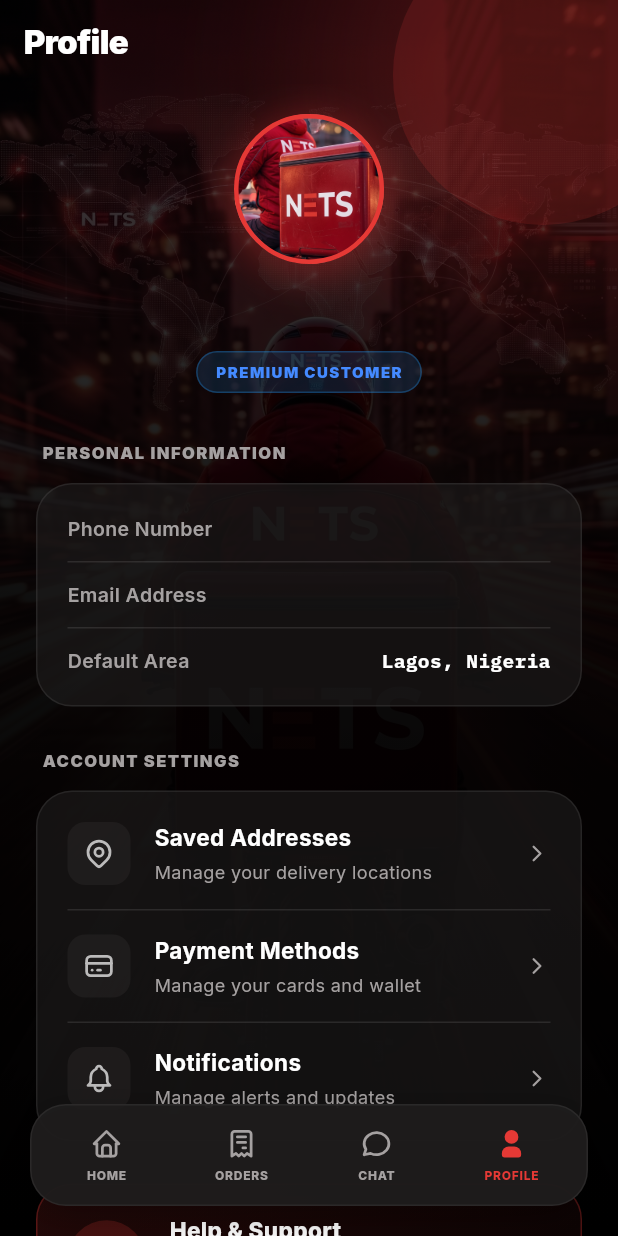
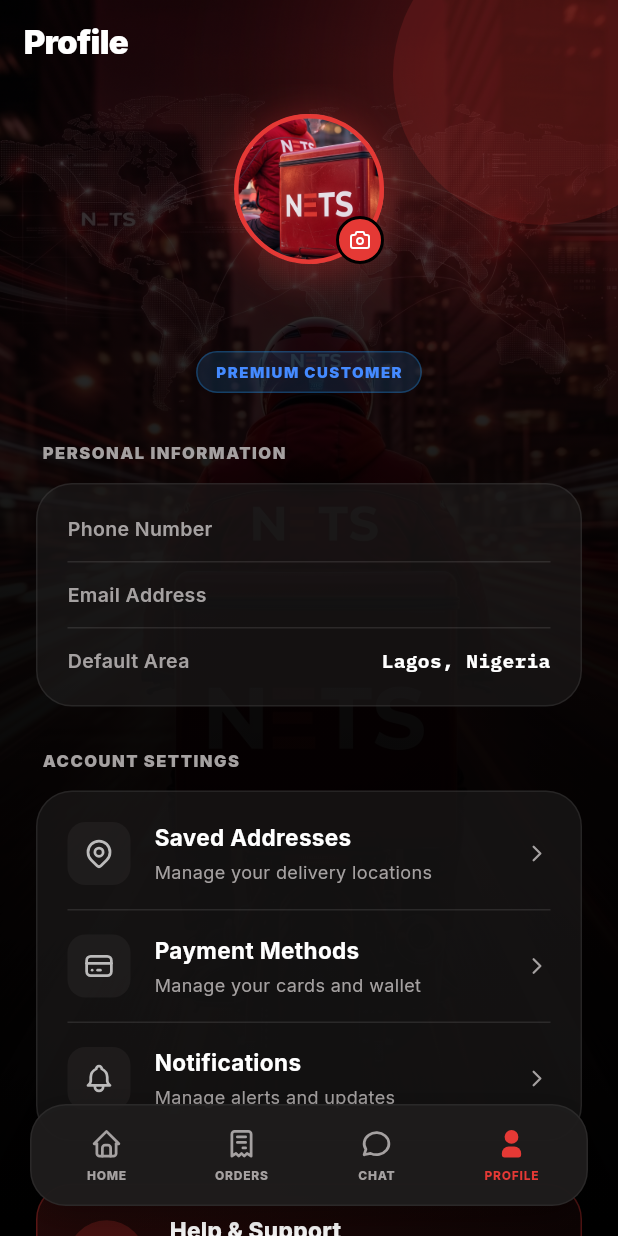
Before and after one commit to ifeanyireed/nets_dispatch, a Flutter app: the ProfileScreen screen opened by its route, on a phone screen of 412 x 824 dp. Run offline on Flutter 3.47's test engine with Material 3 defaults, Android fonts, the phone set to English and light mode, and no system bars; our stand-ins replace flutter_map, flutter_tabler_icons, geolocator, image_picker, latlong2, shared_preferences; accounts and stored records are empty.

Commit message:
feat: add photo edit placeholder on avatars across all three apps

```diff
--- a/customer_app/lib/screens/profile_screen.dart
+++ b/customer_app/lib/screens/profile_screen.dart
@@ -111,6 +111,8 @@ class _ProfileScreenState extends State<ProfileScreen> {
                   Center(
                     child: Column(
                       children: [
+                        Stack(
+                          children: [
                             Container(
                               width: 100,
                               height: 100,
@@ -130,6 +132,30 @@ class _ProfileScreenState extends State<ProfileScreen> {
                                   fit: BoxFit.cover,
                                 ),
                               ),
+                            ),
+                            Positioned(
+                              bottom: 0,
+                              right: 0,
+                              child: GestureDetector(
+                                onTap: () {
+                                  // TODO: Handle photo update
+                                },
+                                child: Container(
+                                  padding: const EdgeInsets.all(6),
+                                  decoration: BoxDecoration(
+                                    color: AppTheme.primaryRed,
+                                    shape: BoxShape.circle,
+                                    border: Border.all(color: Colors.black, width: 2),
+                                  ),
+                                  child: const Icon(
+                                    TablerIcons.camera,
+                                    color: Colors.white,
+                                    size: 16,
+                                  ),
+                                ),
+                              ),
+                            ),
+                          ],
                         ),
                         const SizedBox(height: 16),
                         Text(
```
Also changed, not shown: rider_app/lib/screens/rider_profile_screen.dart (+26 -0 lines), 1 other file. Lines whose indentation alone changed are shown as unchanged.
